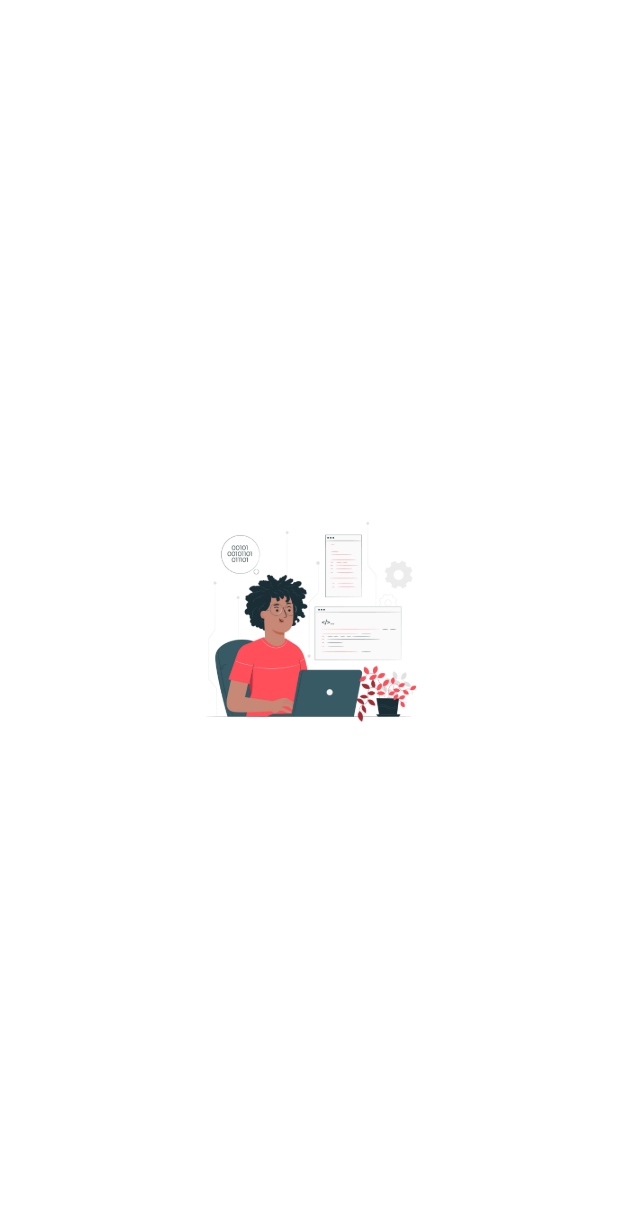
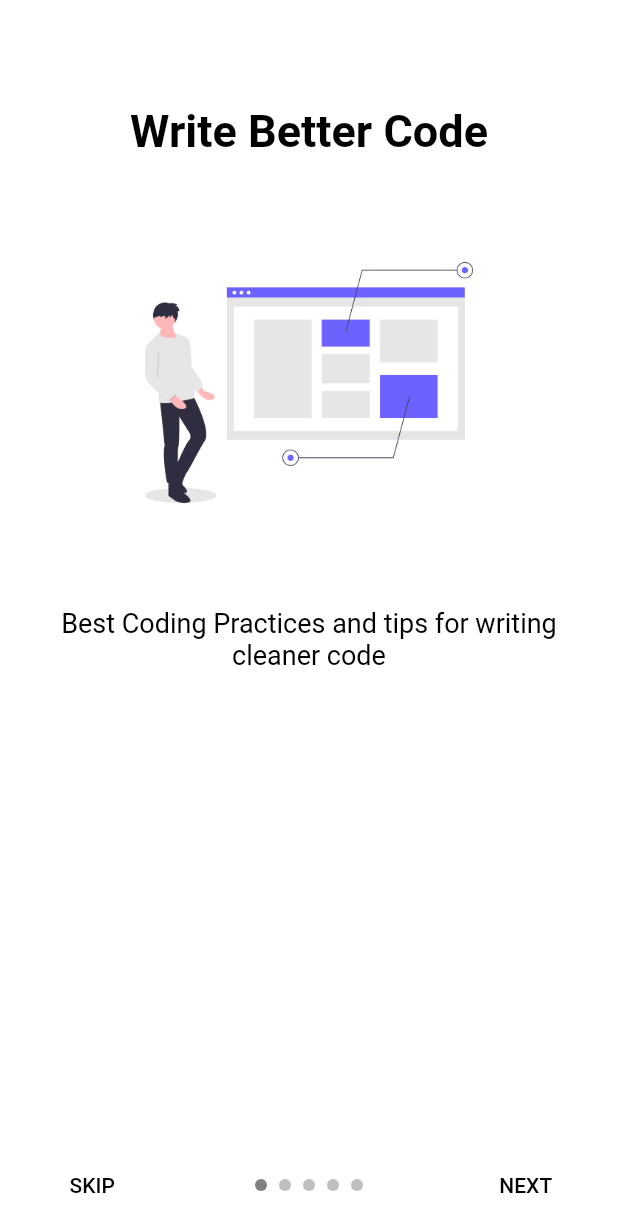
Before and after one commit to smv1999/dev_portal, a Flutter app: the first screen one second after launch, on a phone screen of 412 x 824 dp. Shown: the top 1232 px of the screen. Run offline on Flutter 3.47's test engine with Material 2 defaults, Android fonts, the phone set to English and light mode, and no system bars; drawn by our look-alikes of intro_slider; our stand-ins replace after_layout, carousel_slider, firebase_auth, progress_dialog, shared_preferences, toast; accounts and stored records are empty.

Commit message:
Made the code cleaner and resolved the problem of navigation

```diff
--- a/lib/home_page_content.dart
+++ b/lib/home_page_content.dart
@@ -69,10 +69,11 @@ class _HomePageContentState extends State<HomePageContent> {
                   },
                 );
               }).toList(),
-            )
+            ),
           ],
         ),
       ),
     );
   }
+
 }
--- a/lib/main.dart
+++ /dev/null
@@ -1,63 +0,0 @@
-import 'dart:async';
-
-import 'package:dev_portal/home_page.dart';
-import 'package:dev_portal/login_page.dart';
-import 'package:flutter/material.dart';
-import 'package:flutter/services.dart';
-
-void main() {
-  runApp(MySplashPage());
-}
-
-class MySplashPage extends StatefulWidget {
-  @override
-  _MySplashPageState createState() => _MySplashPageState();
-}
-
-class _MySplashPageState extends State<MySplashPage> {
-  @override
-  Widget build(BuildContext context) {
-    return MaterialApp(
-      debugShowCheckedModeBanner: false,
-      home: MySplashScreen(),
-    );
-  }
-}
-
-class MySplashScreen extends StatefulWidget {
-  @override
-  _MySplashScreenState createState() => _MySplashScreenState();
-}
-
-class _MySplashScreenState extends State<MySplashScreen> {
-  @override
-  Widget build(BuildContext context) {
-    SystemChrome.setEnabledSystemUIOverlays([]);
-    return Scaffold(
-      backgroundColor: Colors.white,
-      body: Center(
-        child: Image.asset(
-          'images/dev.jpg',
-          width: 150,
-          height: 150,
-        ),
-      ),
-    );
-  }
-
-  @override
-  void dispose() {
-    super.dispose();
-    SystemChrome.setEnabledSystemUIOverlays(SystemUiOverlay.values);
-  }
-
-  @override
-  void initState() {
-    Timer(
-      Duration(seconds: 3),
-      () => Navigator.of(context).pushReplacement(
-        MaterialPageRoute(builder: (context) => LoginPage()),
-      ),
-    );
-  }
-}
--- /dev/null
+++ b/lib/route_generator.dart
@@ -0,0 +1,47 @@
+import 'package:dev_portal/forgot_password_page.dart';
+import 'package:dev_portal/home_page.dart';
+import 'package:dev_portal/login_page.dart';
+import 'package:dev_portal/screens/main.dart';
+import 'package:dev_portal/sign_up_page.dart';
+import 'package:flutter/cupertino.dart';
+import 'package:flutter/material.dart';
+
+class RouteGenerator {
+  static Route<dynamic> generateRoute(RouteSettings settings) {
+    // Getting arguments passed in while calling Navigator.pushNamed
+
+    switch (settings.name) {
+      case '/':
+        return MaterialPageRoute(builder: (_) => IntroScreen());
+      case '/login':
+      // Validation of correct data type
+          return MaterialPageRoute(
+            builder: (_) => MyLoginPage());
+      case '/signup':
+        return MaterialPageRoute(
+            builder: (_) => MyRegisterPage());
+      case '/home':
+        return MaterialPageRoute(
+            builder: (_) => MyHomePage());
+      case '/forgotpassword':
+        return MaterialPageRoute(
+            builder: (_) => ForgotPasswordPage());
+      default:
+      // If there is no such named route in the switch statement, e.g. /third
+        return _errorRoute();
+    }
+  }
+
+  static Route<dynamic> _errorRoute() {
+    return MaterialPageRoute(builder: (_) {
+      return Scaffold(
+        appBar: AppBar(
+          title: Text('Error'),
+        ),
+        body: Center(
+          child: Text('You are on a wrong page!'),
+        ),
+      );
+    });
+  }
+}
--- /dev/null
+++ b/lib/screens/main.dart
@@ -0,0 +1,126 @@
+import 'package:after_layout/after_layout.dart';
+import 'package:dev_portal/login_page.dart';
+import 'package:flutter/material.dart';
+import 'package:intro_slider/intro_slider.dart';
+import 'package:intro_slider/slide_object.dart';
+import 'package:shared_preferences/shared_preferences.dart';
+
+import '../route_generator.dart';
+
+void main() {
+  runApp(MainApplication());
+}
+
+class MainApplication extends StatelessWidget {
+  @override
+  Widget build(BuildContext context) {
+    return MaterialApp(
+      debugShowCheckedModeBanner: false,
+      initialRoute: '/',
+      onGenerateRoute: RouteGenerator.generateRoute,
+    );
+  }
+}
+
+class IntroScreen extends StatefulWidget {
+  @override
+  _IntroScreenState createState() => _IntroScreenState();
+}
+
+class _IntroScreenState extends State<IntroScreen> {
+//  with AfterLayoutMixin<IntroScreen>
+  List<Slide> slides = new List();
+
+  @override
+  void initState() {
+    _saveState();
+    super.initState();
+
+    slides.add(
+      new Slide(
+        title: "Write Better Code",
+        description: "Best Coding Practices and tips for writing cleaner code",
+        pathImage: "images/intro1.png",
+        styleTitle: TextStyle(
+            color: Colors.black, fontWeight: FontWeight.bold, fontSize: 30),
+        styleDescription: TextStyle(color: Colors.black, fontSize: 18),
+        backgroundColor: Colors.white,
+      ),
+    );
+    slides.add(
+      new Slide(
+        title: "Read what matters",
+        description: "Best books for improving coding skills",
+        pathImage: "images/intro2.png",
+        styleTitle: TextStyle(
+            color: Colors.black, fontWeight: FontWeight.bold, fontSize: 30),
+        styleDescription: TextStyle(color: Colors.black, fontSize: 18),
+        backgroundColor: Colors.white,
+      ),
+    );
+    slides.add(
+      new Slide(
+        title: "Make learning Fun",
+        description: "Have fun and get inspired through Memes and Quotes",
+        pathImage: "images/intro3.png",
+        styleTitle: TextStyle(
+            color: Colors.black, fontWeight: FontWeight.bold, fontSize: 30),
+        styleDescription: TextStyle(color: Colors.black, fontSize: 18),
+        backgroundColor: Colors.white,
+      ),
+    );
+    slides.add(
+      new Slide(
+        title: "Learn the right way",
+        description: "Best Learning resources and YouTube Channels",
+        pathImage: "images/intro4.png",
+        styleTitle: TextStyle(
+            color: Colors.black, fontWeight: FontWeight.bold, fontSize: 30),
+        styleDescription: TextStyle(color: Colors.black, fontSize: 18),
+        backgroundColor: Colors.white,
+      ),
+    );
+    slides.add(
+      new Slide(
+        title: "Have a discussion",
+        description: "Make use of the discussion forums and learn together",
+        pathImage: "images/intro5.png",
+        styleTitle: TextStyle(
+            color: Colors.black, fontWeight: FontWeight.bold, fontSize: 30),
+        styleDescription: TextStyle(color: Colors.black, fontSize: 18),
+        backgroundColor: Colors.white,
+      ),
+    );
+  }
+
+  Future<void> onDonePress() async {
+    // Do what you want
+    final navigator = Navigator.of(context);
+    await navigator.pushNamed('/login');
+    navigator.pop();
+  }
+
+  Future<void> _saveState() async {
+    SharedPreferences prefs = await SharedPreferences.getInstance();
+    bool _seen = (prefs.getBool('seen') ? true : false);
+
+    if (_seen) {
+      Navigator.of(context).pushReplacementNamed('/login');
+    } else {
+      await prefs.setBool('seen', true);
+    }
+  }
+//  @override
+//  void afterFirstLayout(BuildContext context) => _saveState();
+
+  @override
+  Widget build(BuildContext context) {
+    return  new IntroSlider(
+          slides: this.slides,
+          onDonePress: this.onDonePress,
+          styleNameSkipBtn: TextStyle(color: Colors.black),
+          styleNamePrevBtn: TextStyle(color: Colors.black),
+          styleNameDoneBtn: TextStyle(color: Colors.black),
+        );
+  }
+}
--- a/pubspec.yaml
+++ b/pubspec.yaml
@@ -18,7 +18,9 @@ dependencies:
   progress_dialog: ^1.2.4
   carousel_slider: ^2.2.1
   toast: ^0.1.5
-
+  intro_slider: ^2.3.1
+  shared_preferences: ^0.5.8
+  after_layout: ^1.0.7
   cupertino_icons: ^0.1.3
 
 dev_dependencies:
```
Also changed, not shown: lib/forgot_password_page.dart (+19 -21 lines), lib/home_page.dart (+96 -68 lines), lib/login_page.dart (+52 -35 lines), lib/sign_up_page.dart (+9 -7 lines), pubspec.lock, 2 other files.
